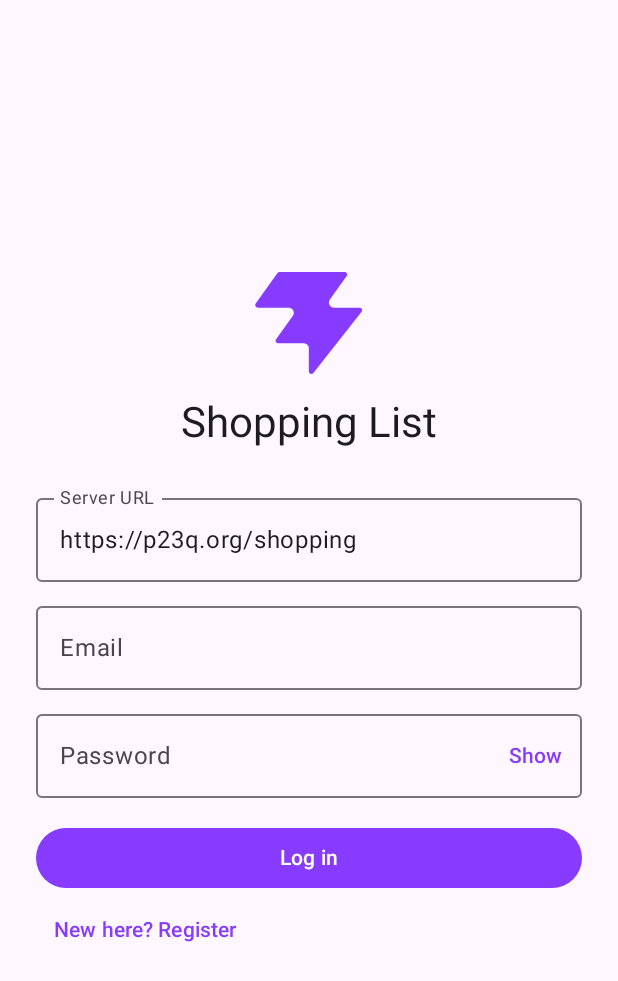
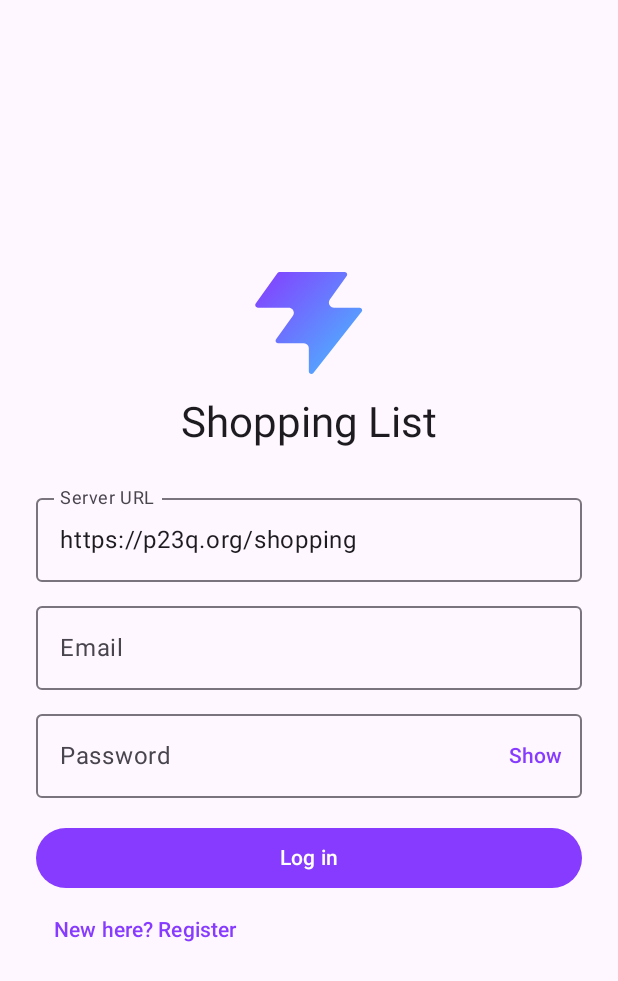
Before and after one commit to dpiegdon/shoppinglist, an Android app built with Jetpack Compose: the LoginScreen screen opened through its navigation route, on a phone screen of 412 x 824 dp. Shown: the top 981 px of the screen. Run offline under Robolectric (Android 15) with nearby library versions, the phone set to English and light mode, and no system bars; our stand-ins replace Dagger/Hilt's generated code; 1 statement that could not run was skipped.

Commit message:
feat(android): violet-to-blue gradient app and brand logo
Matches the web favicon's gradient; also now the small icon for the
collaborator-change notification (T-65).

```diff
--- a/android/app/src/main/res/drawable/ic_brand_logo.xml
+++ b/android/app/src/main/res/drawable/ic_brand_logo.xml
@@ -1,12 +1,23 @@
-<!-- App/web brand mark (the web favicon's main silhouette, flattened to a solid fill — the SVG's
-     glow/blur layers aren't representable as a VectorDrawable). Used on the login screen and as the
+<!-- App/web brand mark (the web favicon's main silhouette). The favicon's glow/blur layers aren't
+     representable as a VectorDrawable, but its violet-to-blue gradient is (aapt:attr gradient, API
+     24+; minSdk is 26). Used on the login screen, the Overview top-right corner, and as the
      launcher-icon foreground. -->
 <vector xmlns:android="http://schemas.android.com/apk/res/android"
+    xmlns:aapt="http://schemas.android.com/aapt"
     android:width="48dp"
     android:height="46dp"
     android:viewportWidth="48"
     android:viewportHeight="46">
-    <path
-        android:fillColor="#863BFF"
-        android:pathData="M25.946 44.938c-.664.845-2.021.375-2.021-.698V33.937a2.26 2.26 0 0 0-2.262-2.262H10.287c-.92 0-1.456-1.04-.92-1.788l7.48-10.471c1.07-1.497 0-3.578-1.842-3.578H1.237c-.92 0-1.456-1.04-.92-1.788L10.013.474c.214-.297.556-.474.92-.474h28.894c.92 0 1.456 1.04.92 1.788l-7.48 10.471c-1.07 1.498 0 3.579 1.842 3.579h11.377c.943 0 1.473 1.088.89 1.83L25.947 44.94z" />
+    <path android:pathData="M25.946 44.938c-.664.845-2.021.375-2.021-.698V33.937a2.26 2.26 0 0 0-2.262-2.262H10.287c-.92 0-1.456-1.04-.92-1.788l7.48-10.471c1.07-1.497 0-3.578-1.842-3.578H1.237c-.92 0-1.456-1.04-.92-1.788L10.013.474c.214-.297.556-.474.92-.474h28.894c.92 0 1.456 1.04.92 1.788l-7.48 10.471c-1.07 1.498 0 3.579 1.842 3.579h11.377c.943 0 1.473 1.088.89 1.83L25.947 44.94z">
+        <aapt:attr name="android:fillColor">
+            <gradient
+                android:type="linear"
+                android:startX="0"
+                android:startY="0"
+                android:endX="48"
+                android:endY="44.938"
+                android:startColor="#863BFF"
+                android:endColor="#47BFFF" />
+        </aapt:attr>
+    </path>
 </vector>
```
Also changed, not shown: android/app/src/main/res/drawable/ic_launcher_foreground.xml (+17 -4 lines).
